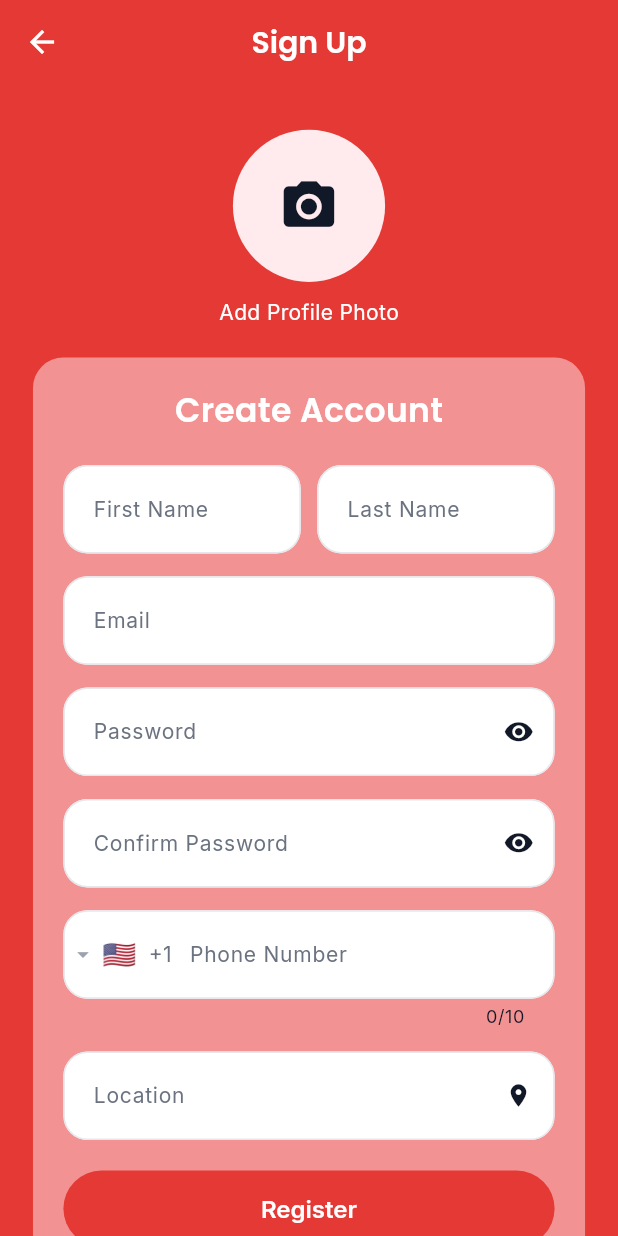
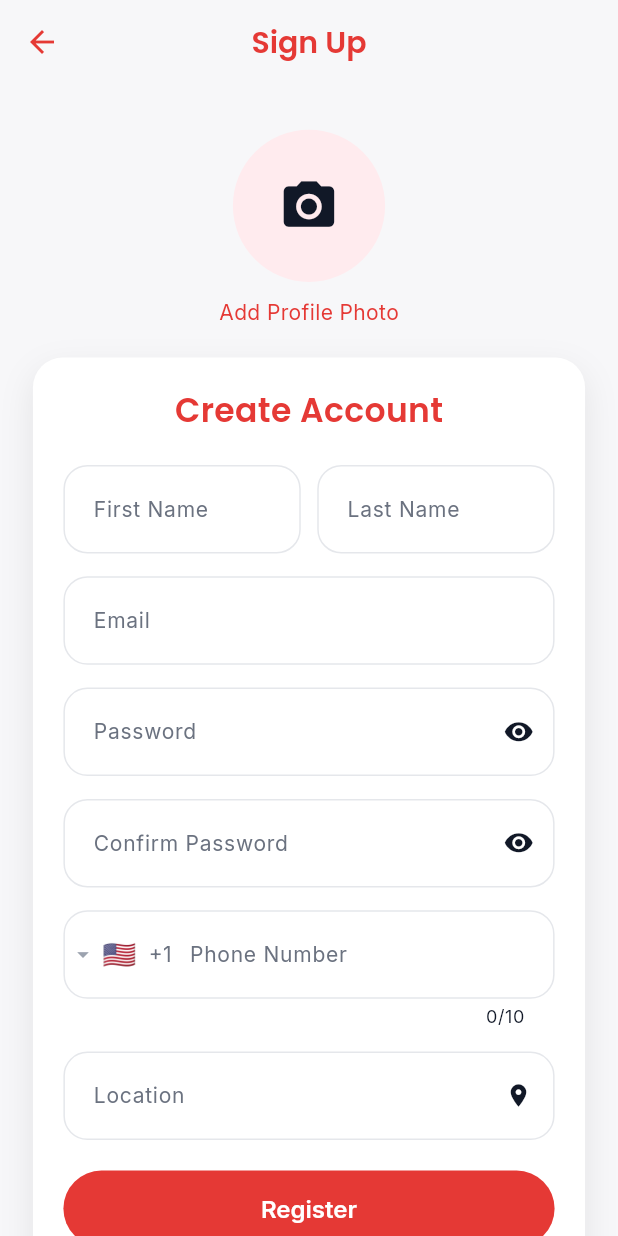
Before and after one commit to SambriddhaShah/roster, a Flutter app: the SignupPage screen opened by its route, on a phone screen of 412 x 824 dp. Run offline on Flutter 3.47's test engine with Material 3 defaults, Android fonts, the phone set to English and light mode, and no system bars; drawn by our look-alikes of intl_phone_field; our stand-ins replace circle_nav_bar, date_picker_timeline, dio, equatable, file_picker, flutter_bloc and 14 more; missing offline and left inert: flutter_background_geolocation, workmanager; accounts and stored records are empty.

Commit message:
Refactor route handling, improve login logic, and enhance UI components for sign-up and leave pages

```diff
--- a/lib/screens/signUp/presenttaion/signupPage.dart
+++ b/lib/screens/signUp/presenttaion/signupPage.dart
@@ -59,7 +59,7 @@ class _SignupPageState extends State<SignupPage> {
   @override
   Widget build(BuildContext context) {
     return Scaffold(
-      backgroundColor: AppColors.primary,
+      backgroundColor: AppColors.background,
       body: BlocConsumer<SignupBloc, SignupState>(
         listener: (context, state) {
           if (state is SignupError) {
@@ -76,11 +76,16 @@ class _SignupPageState extends State<SignupPage> {
         },
         builder: (context, state) {
           return Scaffold(
-            backgroundColor: AppColors.primary,
+            backgroundColor: AppColors.background,
             appBar: AppBar(
-              title: Text(
+              backgroundColor: AppColors.background,
+              foregroundColor: AppColors.primary,
+              primary: true,
+              title: const Text(
                 'Sign Up',
+                style: TextStyle(color: AppColors.primary),
               ),
+              iconTheme: IconThemeData(color: AppColors.primary),
               centerTitle: true,
             ),
             body: PopScope(
@@ -129,7 +134,7 @@ class _SignupPageState extends State<SignupPage> {
         SizedBox(height: 10.h),
         Text(
           'Add Profile Photo',
-          style: AppTextStyles.bodySmall.copyWith(color: AppColors.surface),
+          style: AppTextStyles.bodySmall.copyWith(color: AppColors.primary),
         ),
       ],
     );
@@ -139,13 +144,21 @@ class _SignupPageState extends State<SignupPage> {
     return Container(
       padding: EdgeInsets.all(20.r),
       decoration: BoxDecoration(
-        color: AppColors.primaryLight.withOpacity(0.5),
-        borderRadius: BorderRadius.circular(20.r),
+        color: AppColors.surface,
+        borderRadius: BorderRadius.circular(20),
+        boxShadow: const [
+          BoxShadow(
+            color: Color(0x14000000),
+            blurRadius: 18,
+            offset: Offset(0, 8),
+          )
+        ],
       ),
       child: Column(
         children: [
           Text('Create Account',
-              style: AppTextStyles.headline2.copyWith(color: Colors.white)),
+              style:
+                  AppTextStyles.headline2.copyWith(color: AppColors.primary)),
           SizedBox(height: 20.h),
           _buildNameFields(firstNamekey, lastNamekey),
           SizedBox(height: 15.h),
```
Also changed, not shown: lib/routes/route_generator.dart (+22 -21 lines), lib/screens/calendar/presentation/calendarPage.dart (+37 -10 lines), lib/screens/dashboard/presentaion/dashboard_page.dart (+16 -19 lines), lib/screens/leave/presentation/leavePage.dart (+9 -3 lines), lib/screens/login/bloc/signIn_bloc.dart (+8 -1 lines), lib/screens/login/presentation/signIn.dart (+25 -19 lines).
